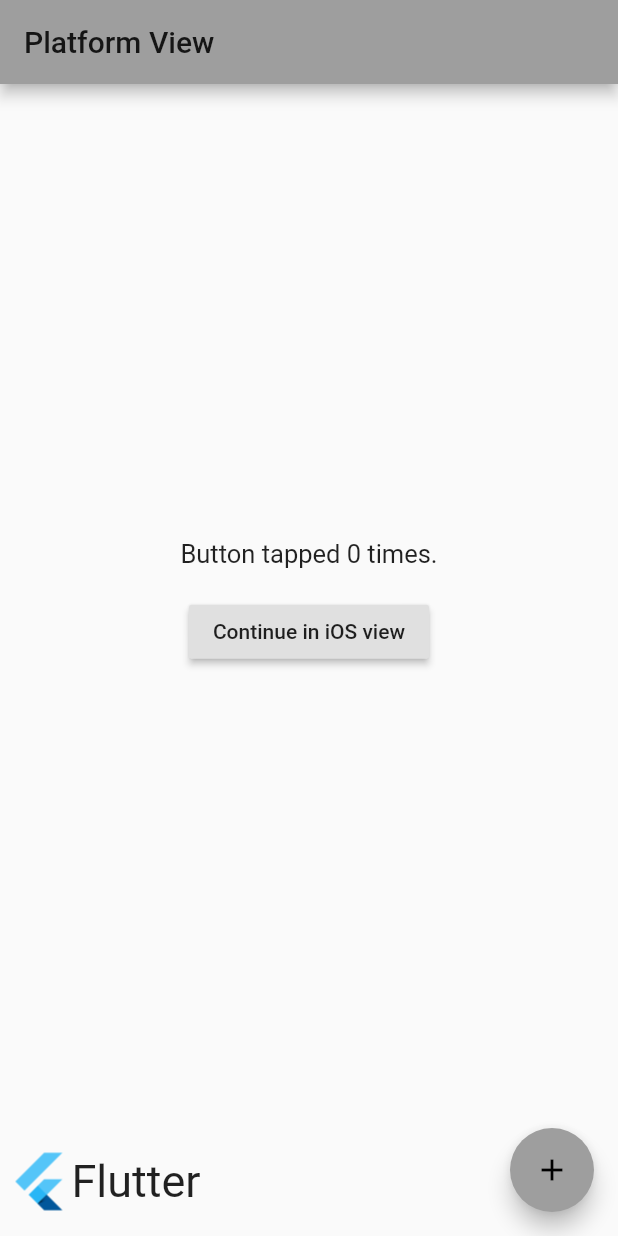
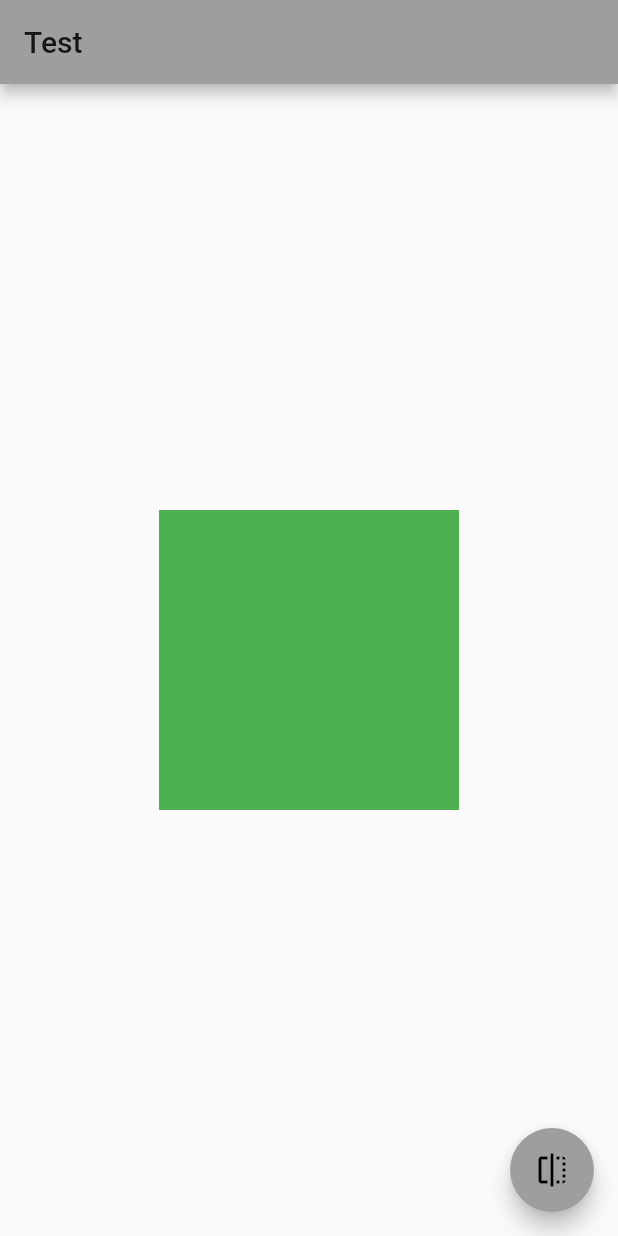
Before and after one commit to Weck1/flutter_practice, a Flutter app: the screen it shows after launch, on a phone screen of 412 x 824 dp. Run offline on Flutter 3.47's test engine with Material 2 defaults, Android fonts, the phone set to English and light mode, and no system bars.

Commit message:
animation learning

```diff
--- a/lib/main.dart
+++ b/lib/main.dart
@@ -1,6 +1,4 @@
 import 'package:flutter/material.dart';
-import 'dart:async';
-import 'package:flutter/services.dart';
 
 void main() => runApp(PlatformView());
 
@@ -13,89 +11,51 @@ class PlatformView extends StatelessWidget {
       theme: new ThemeData(
         primarySwatch: Colors.grey,
       ),
-      home: const MyHomePage(title: 'Platform View',),
+      home: MyHomePage(title: 'Platform View',),
     );
   }
 
 }
 
 class MyHomePage extends StatefulWidget {
-  const MyHomePage({Key key, this.title}) : super(key: key);
+  final String title;
 
-  final String title;
+  MyHomePage({Key key, this.title}) :super(key: key);
+
   @override
-  State<StatefulWidget> createState() {
-    return new _MyHomePageState();
-  }
-
+  _MyHomePageState createState() => _MyHomePageState();
 }
 
 class _MyHomePageState extends State<MyHomePage> {
-  static const MethodChannel _methodChannel =
-      const MethodChannel('samples.flutter.io/platform_view_swift');
 
-  int _counter = 0;
-
-  void _incrementCounter() {
-    setState(() {
-      _counter++;
-    });
-  }
-
-  Future<Null> _launchPlatformCount() async {
-    final int platformCounter =
-        await _methodChannel.invokeMethod('switchView', _counter);
-    setState(() {
-      _counter =  platformCounter;
-    });
-  }
+  bool _visible =true;
 
   @override
-  Widget build(BuildContext context) => new Scaffold(
-    appBar: new AppBar(
-      title: new Text(widget.title),
-    ),
-    body: new Column(
-      crossAxisAlignment: CrossAxisAlignment.start,
-      children: <Widget>[
-        new Expanded(
-          child: new Center(
-            child: new Column(
-              mainAxisAlignment: MainAxisAlignment.center,
-              children: <Widget>[
-                new Text(
-                  'Button tapped $_counter time${_counter == 1 ? '' : 's'}.',
-                  style: const TextStyle(fontSize: 17.0),
-                ),
-                new Padding(
-                  padding: const EdgeInsets.all(18.0),
-                  child: new RaisedButton(
-                      child: const Text('Continue in iOS view'),
-                      onPressed: _launchPlatformCount),
-                ),
-              ],
-            ),
+  Widget build(BuildContext context) {
+    return Scaffold(
+      appBar: AppBar(
+        title: Text("Test"),
+      ),
+      body: Center(
+        child: AnimatedOpacity(
+          opacity: _visible ? 1.0 : 0.0,
+          duration: Duration(milliseconds: 500),
+          child: Container(
+            width: 200.0,
+            height: 200.0,
+            color: Colors.green,
           ),
         ),
-        new Container(
-          padding: const EdgeInsets.only(bottom: 15.0, left: 5.0),
-          child: new Row(
-            children: <Widget>[
-              new Image.asset('assets/flutter-mark-square-64.png',
-                  scale: 1.5),
-              const Text(
-                'Flutter',
-                style: const TextStyle(fontSize: 30.0),
-              ),
-            ],
-          ),
-        ),
-      ],
-    ),
-    floatingActionButton: new FloatingActionButton(
-      onPressed: _incrementCounter,
-      tooltip: 'Increment',
-      child: const Icon(Icons.add),
-    ),
-  );
+      ),
+      floatingActionButton: FloatingActionButton(
+        onPressed: () {
+          setState(() {
+            _visible = !_visible;
+          });
+        },
+        tooltip: 'Toggle Opacity',
+        child: Icon(Icons.flip),
+      ),
+    );
+  }
 }
```
Also changed, not shown: pubspec.lock, 2 other files.
